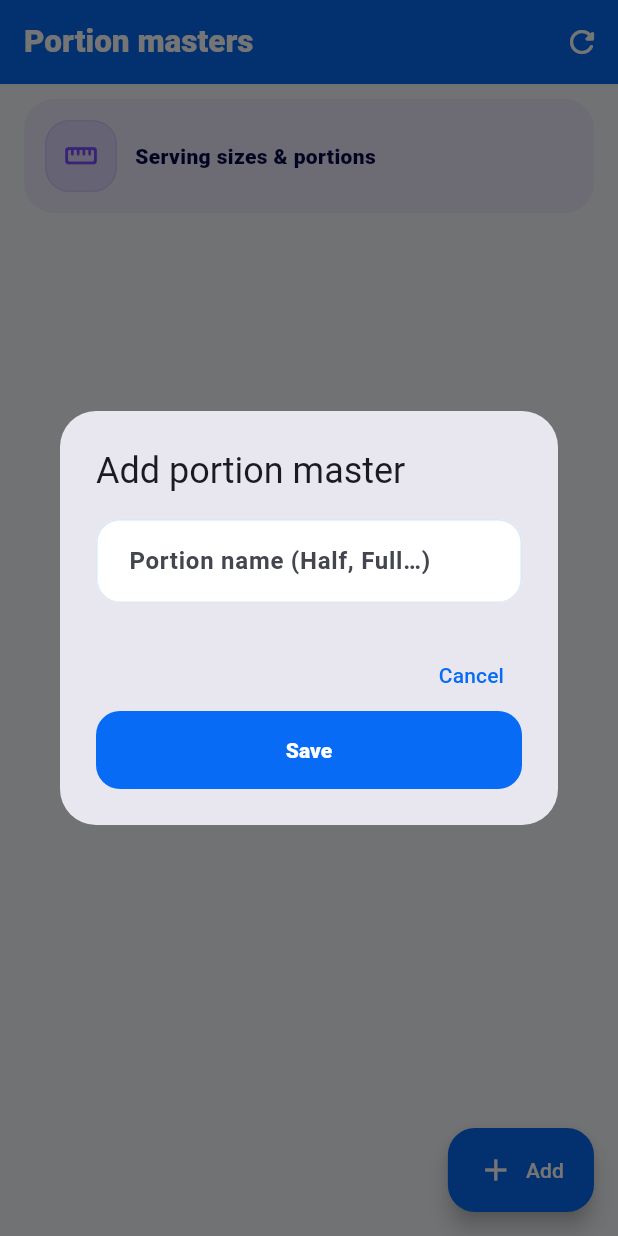
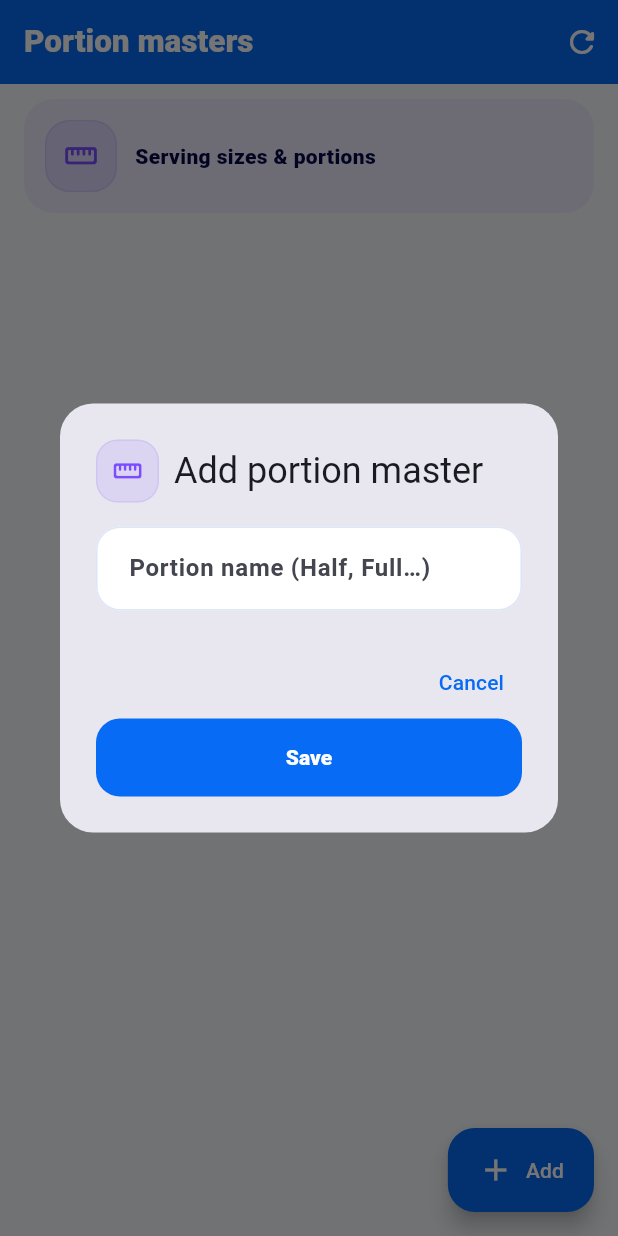
Before and after one commit to Prasad2017/posbillingwala-flutter, a Flutter app: the PortionMastersPage screen opened by its route, after a tap on "Add", on a phone screen of 412 x 824 dp. Run offline on Flutter 3.47's test engine with Material 3 defaults, Android fonts, the phone set to English and light mode, and no system bars; our stand-ins replace connectivity_plus, device_info_plus, dio, drift, drift_flutter, firebase_core and 10 more; missing offline and left inert: asn1lib, gal, mobile_scanner, pointycastle, print_bluetooth_thermal, unified_esc_pos_printer; accounts and stored records are empty; generated files the repository leaves out were written again.

Commit message:
feat(ui): final polish for portion_masters_page

```diff
--- a/lib/features/masters/presentation/portion_masters_page.dart
+++ b/lib/features/masters/presentation/portion_masters_page.dart
@@ -37,7 +37,8 @@ class _PortionMastersPageState extends ConsumerState<PortionMastersPage> {
     final ok = await showDialog<bool>(
       context: context,
       builder: (context) => AlertDialog(
-        title: const Text('Add portion master'),
+        shape: RoundedRectangleBorder(borderRadius: BorderRadius.circular(22)),
+        title: const Row(children: [AppModuleIcon(icon: Icons.straighten_rounded, color: AppColors.purple, size: 42), SizedBox(width: 10), Text('Add portion master')]),
         content: AppTextField(
                       controller: name,
                       label: 'Portion name (Half, Full…)',
```
